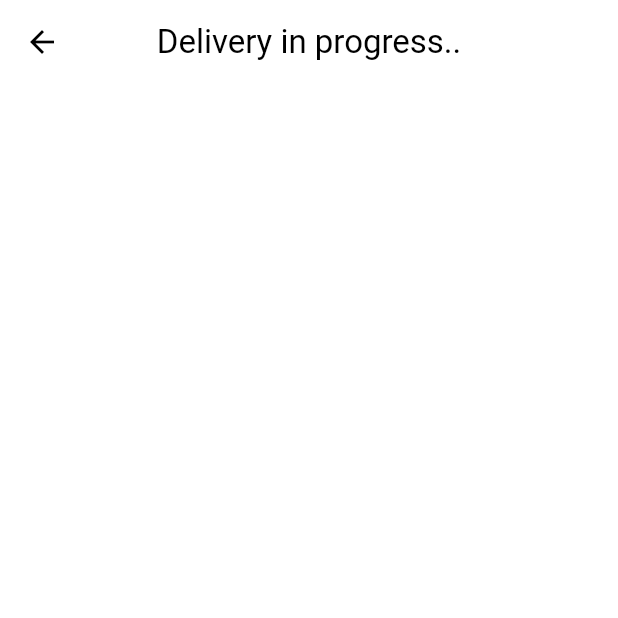
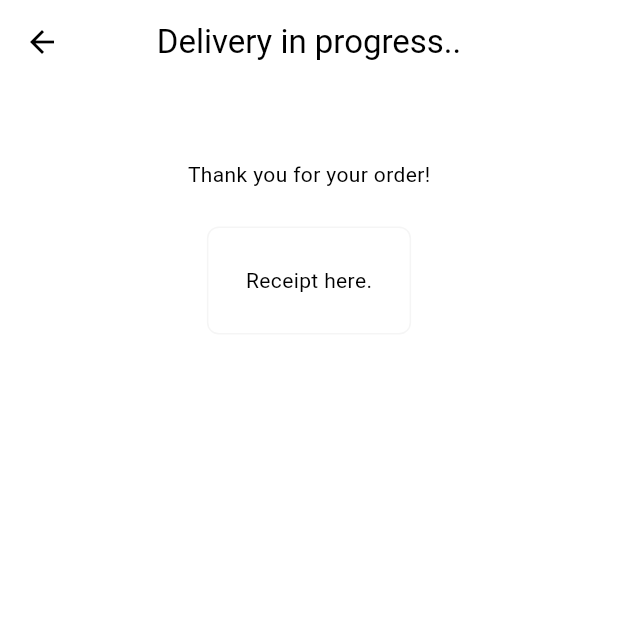
Before and after one commit to muhammed-suhaid/Dine_Direct, a Flutter app: the DeliveryProgresspage screen opened directly, on a phone screen of 412 x 824 dp, the top half of it. Run offline on Flutter 3.47's test engine with Material 3 defaults, Android fonts, the phone set to English and light mode, and no system bars; our stand-ins replace flutter_credit_card, flutter_riverpod.

Commit message:
Created a component called receipt

```diff
--- /dev/null
+++ b/lib/components/my_receipt.dart
@@ -0,0 +1,30 @@
+import 'package:flutter/material.dart';
+
+class MyReceipt extends StatelessWidget {
+  const MyReceipt({super.key});
+
+  @override
+  Widget build(BuildContext context) {
+    return Padding(
+      padding: const EdgeInsets.only(left: 25, right: 25, bottom: 25, top: 50),
+      child: Center(
+        child: Column(
+          children: [
+            const Text('Thank you for your order!'),
+            const SizedBox(height: 25),
+            Container(
+              padding: const EdgeInsets.all(25),
+              decoration: BoxDecoration(
+                border: Border.all(
+                  color: Theme.of(context).colorScheme.secondary,
+                ),
+                borderRadius: BorderRadius.circular(8),
+              ),
+              child: Text('Receipt here.'),
+            ),
+          ],
+        ),
+      ),
+    );
+  }
+}
--- a/lib/pages/delivery_progress_page.dart
+++ b/lib/pages/delivery_progress_page.dart
@@ -1,3 +1,4 @@
+import 'package:dine_direct/components/my_receipt.dart';
 import 'package:flutter/material.dart';
 
 class DeliveryProgresspage extends StatelessWidget {
@@ -11,6 +12,11 @@ class DeliveryProgresspage extends StatelessWidget {
         backgroundColor: Colors.transparent,
         centerTitle: true,
       ),
+      body: Column(
+        children: [
+          MyReceipt(),
+        ],
+      ),
     );
   }
 }
```
